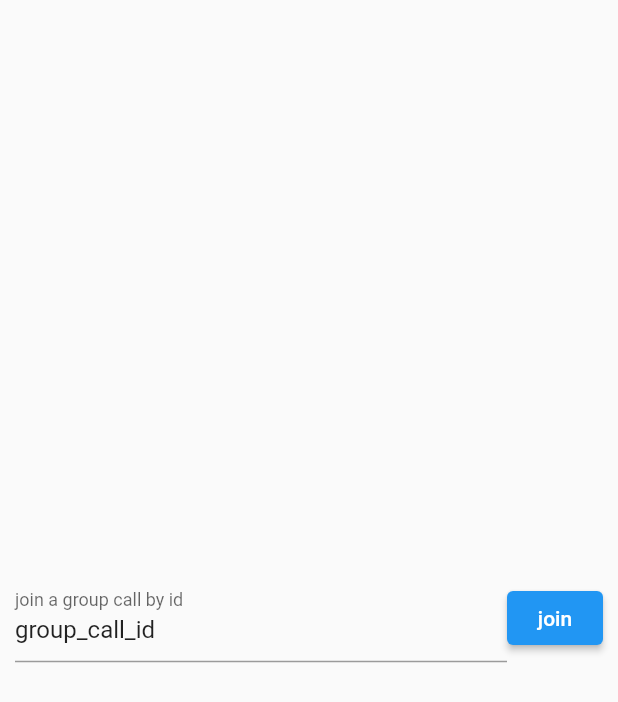
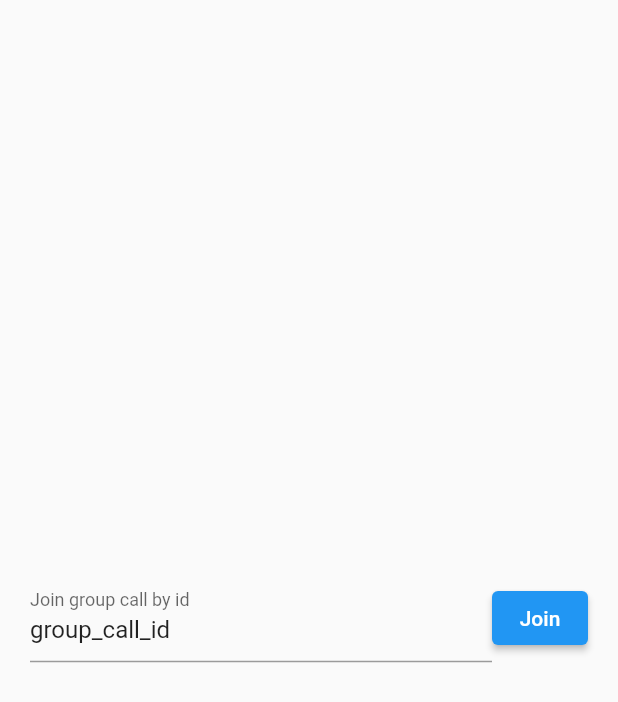
Before and after one commit to axiftaj/Flutter-Live-Streaming-Zego-Cloud, a Flutter app: the screen it shows after launch, on a phone screen of 412 x 824 dp. Shown: the top 702 px of the screen. Run offline on Flutter 3.47's test engine with Material 2 defaults, Android fonts, the phone set to English and light mode, and no system bars; missing offline and left inert: zego_uikit_prebuilt_call, zego_uikit_prebuilt_live_streaming.

Commit message:
group video calling added

```diff
--- a/lib/group_calling_screen.dart
+++ b/lib/group_calling_screen.dart
@@ -2,44 +2,42 @@
 import 'package:flutter/material.dart';
 import 'package:flutter_live_streaming_app/utils.dart';
 import 'package:zego_uikit_prebuilt_call/zego_uikit_prebuilt_call.dart';
+
 import 'dart:math' as math;
 
-/// Note that the userID needs to be globally unique,
-final String localUserID = math.Random().nextInt(10000).toString();
+final String userId = math.Random().nextInt(10000).toString() ;
 
-class GroupCallPage extends StatelessWidget {
-  /// Users who use the same callID can in the same call.
-  final callIDTextCtrl = TextEditingController(text: "group_call_id");
+class GroupCallScreen extends StatelessWidget {
+  GroupCallScreen({Key? key}) : super(key: key);
 
-  GroupCallPage({Key? key}) : super(key: key);
-
+  final callingId = TextEditingController(text: 'group_call_id');
   @override
   Widget build(BuildContext context) {
     return Scaffold(
-      body: Center(
-        child: Padding(
-          padding: const EdgeInsets.symmetric(horizontal: 10),
+      body: Padding(
+        padding: const EdgeInsets.all(20.0),
+        child: Center(
           child: Row(
-            mainAxisAlignment: MainAxisAlignment.center,
-            crossAxisAlignment: CrossAxisAlignment.center,
             children: [
               Expanded(
                   child: TextFormField(
-                  controller: callIDTextCtrl,
-                  decoration: const InputDecoration(
-                      labelText: "join a group call by id"),
+                    controller: callingId,
+                    decoration: InputDecoration(
+                      labelText: 'Join group call by id'
                     ),
+                  )
               ),
-              ElevatedButton(
-                  onPressed: () {
-                    Navigator.push(
-                      context,
-                      MaterialPageRoute(builder: (context) {
-                        return CallPage(callID: callIDTextCtrl.text);
-                      }),
+              ElevatedButton(onPressed: (){
+               Navigator.push(context,
+                   MaterialPageRoute(
+                       builder: (context){
+                         return CallPage(callingId: callingId.text.toString());
+                       }
+                   )
                );
               },
-                  child: const Text("join"))
+                  child: Text('Join')
+              )
             ],
           ),
         ),
@@ -48,25 +46,22 @@ class GroupCallPage extends StatelessWidget {
   }
 }
 
+
 class CallPage extends StatelessWidget {
-  final String callID;
-
-  const CallPage({
-    Key? key,
-    required this.callID,
-  }) : super(key: key);
+  final String callingId ;
+  const CallPage({Key? key , required this.callingId}) : super(key: key);
 
   @override
   Widget build(BuildContext context) {
-    return SafeArea(
+    return  SafeArea(
         child: ZegoUIKitPrebuiltCall(
-        appID: Utils.appId /*input your AppID*/,
-        appSign: Utils.appSignin /*input your AppSign*/,
-        userID: localUserID,
-        userName: "user_$localUserID",
-        callID: callID,
+          appID: Utils.appId,
+          appSign: Utils.appSignin,
+          userID: userId ,
+          userName: 'username_$userId' ,
+          callID: callingId ,
           config: ZegoUIKitPrebuiltCallConfig.groupVideoCall(),
-      ),
+        )
     );
   }
 }
--- a/lib/main.dart
+++ b/lib/main.dart
@@ -15,7 +15,7 @@ class MyApp extends StatelessWidget {
     return  MaterialApp(
       debugShowCheckedModeBanner: false,
       title: 'Zego Video Calling',
-      home:  GroupCallPage(),
+      home:  GroupCallScreen(),
     );
   }
 }
--- a/lib/utils.dart
+++ b/lib/utils.dart
@@ -1,7 +1,7 @@
 
 class Utils {
 
-  static int appId = 124 ;
-  static String appSignin = "" ;
+  static int appId =  12121; // enter your id
+  static String appSignin = "eneter your id" ;
 
 }
```
Also changed, not shown: 1 other file. Lines whose indentation alone changed are shown as unchanged.
